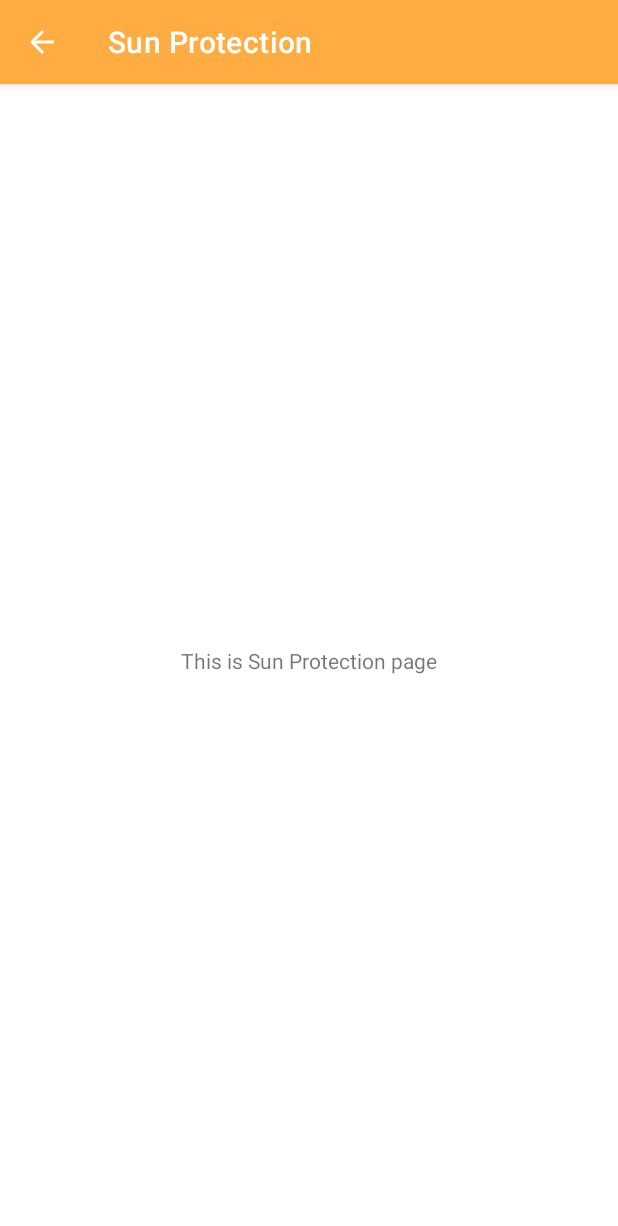
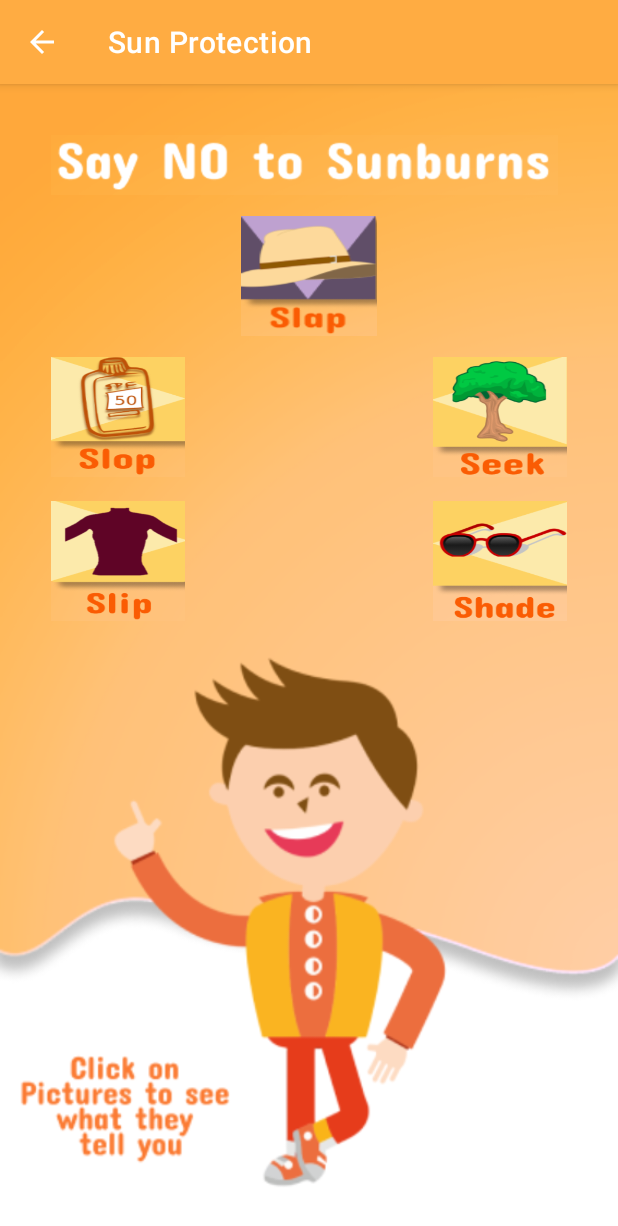
Before and after one commit to ShuangXu-FocusCurrent/UVSafe, an Android app: the SunEduFragment screen opened through its navigation route, after a tap on an icon or button, on a phone screen of 412 x 824 dp. Shown: the top 1226 px of the screen. Run offline under Robolectric (Android 15) with nearby library versions, the light colour scheme and no system bars; our stand-ins replace Volley, navigation-ui; network calls fail.

Commit message:
[UI] Sun protection page Layout files (#88)
* [UI] Sun protection page Layout files

* [UI] Sun protection main activity Layout files

[UI] Fixed linking to Sun protection page

```diff
--- a/app/src/main/AndroidManifest.xml
+++ b/app/src/main/AndroidManifest.xml
@@ -22,26 +22,30 @@
         </activity>
         <activity android:name=".DBUploadActivity"
             android:parentActivityName=".MainActivity"></activity>
+
         <activity android:name=".SlideActivity"
             android:parentActivityName=".MainActivity"
             android:label="Introduction"></activity>
+
         <activity android:name=".MainFunction"
             android:parentActivityName=".SlideActivity"></activity>
-        <activity android:name=".ProtectionActivity"
-            android:parentActivityName=".MainFunction"
-            android:label="Protection Measures"></activity>
+
         <activity android:name=".LocationActivity"
             android:parentActivityName=".MainFunction"
             android:label="Search Location"></activity>
-        <activity android:name=".AboutUVActivity"
+
+        <!--<activity android:name=".AboutUVActivity"
             android:parentActivityName=".MainFunction"
-            android:label="About UV"></activity>
+            android:label="About UV"></activity>-->
+
         <activity android:name=".AboutSunscreensActivity"
             android:parentActivityName=".MainFunction"
             android:label="About Sunscreens"></activity>
-        <activity android:name=".SunProtectionActivity"
+
+        <activity android:name=".ProtectionActivity"
             android:parentActivityName=".MainFunction"
             android:label="Sun Protection"></activity>
+
         <receiver android:name=".AlarmReceiver"/>
     </application>
 
--- a/app/src/main/java/com/e/uvsafeaustralia/ProtectionActivity.java
+++ b/app/src/main/java/com/e/uvsafeaustralia/ProtectionActivity.java
@@ -1,17 +1,13 @@
 package com.e.uvsafeaustralia;
 
-import androidx.activity.OnBackPressedCallback;
+import android.os.Bundle;
+
 import androidx.appcompat.app.AppCompatActivity;
 
-import android.content.Intent;
-import android.os.Bundle;
-
 public class ProtectionActivity extends AppCompatActivity {
-
     @Override
     protected void onCreate(Bundle savedInstanceState) {
         super.onCreate(savedInstanceState);
-        setContentView(R.layout.activity_protection);
-
+        setContentView(R.layout.sun_protection_page);
     }
 }
--- a/app/src/main/java/com/e/uvsafeaustralia/SunProtectionActivity.java
+++ /dev/null
@@ -1,13 +0,0 @@
-package com.e.uvsafeaustralia;
-
-import android.os.Bundle;
-
-import androidx.appcompat.app.AppCompatActivity;
-
-public class SunProtectionActivity extends AppCompatActivity {
-    @Override
-    protected void onCreate(Bundle savedInstanceState) {
-        super.onCreate(savedInstanceState);
-        setContentView(R.layout.activity_sun_protection);
-    }
-}
--- a/app/src/main/java/com/e/uvsafeaustralia/fragment/SunEduFragment.java
+++ b/app/src/main/java/com/e/uvsafeaustralia/fragment/SunEduFragment.java
@@ -11,12 +11,9 @@ import android.view.View;
 import android.view.ViewGroup;
 
 import com.e.uvsafeaustralia.AboutSunscreensActivity;
-import com.e.uvsafeaustralia.AboutUVActivity;
-import com.e.uvsafeaustralia.LocationActivity;
-import com.e.uvsafeaustralia.R;
+/*import com.e.uvsafeaustralia.AboutUVActivity;*/
 
-import com.e.uvsafeaustralia.SunProtectionActivity;
-import com.e.uvsafeaustralia.databinding.FragmentHomePageBinding;
+import com.e.uvsafeaustralia.ProtectionActivity;
 import com.e.uvsafeaustralia.databinding.FragmentSunEduBinding;
 
 /**
@@ -39,7 +36,7 @@ public class SunEduFragment extends Fragment {
         binding = FragmentSunEduBinding.inflate(inflater, container, false);
         View root = binding.getRoot();
 
-        binding.aboutUVButton.setOnClickListener(new View.OnClickListener() {
+        /*binding.aboutUVButton.setOnClickListener(new View.OnClickListener() {
             @Override
             public void onClick(View v) {
                 Intent intent = new Intent(getActivity(), AboutUVActivity.class);
@@ -47,12 +44,12 @@ public class SunEduFragment extends Fragment {
                 ((Activity) getActivity()).overridePendingTransition(0, 0);
 
             }
-        });
+        });*/
 
         binding.sunProtectionButton.setOnClickListener(new View.OnClickListener() {
             @Override
             public void onClick(View v) {
-                Intent intent = new Intent(getActivity(), SunProtectionActivity.class);
+                Intent intent = new Intent(getActivity(), ProtectionActivity.class);
                 startActivity(intent );
                 ((Activity) getActivity()).overridePendingTransition(0, 0);
 
--- a/app/src/main/res/layout/fragment_sun_edu.xml
+++ b/app/src/main/res/layout/fragment_sun_edu.xml
@@ -33,9 +33,7 @@
                     android:layout_columnSpan="2"
                     android:layout_columnWeight="1"
                     android:layout_gravity="fill_horizontal"
-                    android:layout_marginTop="30dp"
                     android:layout_marginRight="10dp"
-                    android:layout_marginBottom="30dp"
                     android:background="@drawable/edu_page_header_text"
                     android:gravity="center" />
 
--- /dev/null
+++ b/app/src/main/res/layout/sun_protection_page.xml
@@ -0,0 +1,135 @@
+<?xml version="1.0" encoding="utf-8"?>
+<FrameLayout xmlns:android="http://schemas.android.com/apk/res/android"
+    xmlns:app="http://schemas.android.com/apk/res-auto"
+    xmlns:tools="http://schemas.android.com/tools"
+    android:layout_width="match_parent"
+    android:layout_height="match_parent"
+    tools:context=".fragment.SunEduFragment">
+
+    <androidx.constraintlayout.widget.ConstraintLayout
+        android:id="@+id/sun_protection_layout"
+        android:layout_width="match_parent"
+        android:layout_height="match_parent"
+        android:background="@drawable/sun_protection_bg">
+
+        <ScrollView
+            android:id="@+id/scroll_view_sun_protection_page"
+            android:layout_width="0dp"
+            android:layout_height="wrap_content"
+            app:layout_constraintEnd_toEndOf="parent"
+            app:layout_constraintHorizontal_bias="0.0"
+            app:layout_constraintStart_toStartOf="parent"
+            app:layout_constraintTop_toTopOf="parent">
+
+            <GridLayout
+                android:layout_width="match_parent"
+                android:layout_height="wrap_content"
+                android:columnCount="3"
+                android:padding="30dp"
+                android:rowCount="4"
+                android:useDefaultMargins="true">
+
+                <TextView
+                    android:layout_width="0dp"
+                    android:layout_height="40dp"
+                    android:layout_columnSpan="3"
+                    android:layout_columnWeight="1"
+                    android:layout_gravity="fill_horizontal"
+                    android:layout_marginRight="10dp"
+                    android:layout_marginBottom="10dp"
+                    android:background="@drawable/sun_protection_header"
+                    android:gravity="center" />
+
+                <TextView
+                    android:layout_width="0dp"
+                    android:layout_height="80dp"
+                    android:layout_columnWeight="1"
+                    android:layout_gravity="fill_horizontal"
+                    android:layout_marginRight="25dp"
+                    android:layout_marginBottom="10dp"
+                    android:gravity="center" />
+
+                <ImageButton
+                    android:id="@+id/slap_button"
+                    android:layout_width="0dp"
+                    android:layout_height="80dp"
+                    android:layout_columnWeight="1"
+                    android:layout_gravity="fill_horizontal"
+                    android:layout_marginLeft="12dp"
+                    android:layout_marginRight="12dp"
+                    android:layout_marginBottom="10dp"
+                    android:background="@drawable/slap"
+                    android:gravity="center" />
+
+                <TextView
+                    android:layout_width="0dp"
+                    android:layout_height="80dp"
+                    android:layout_columnWeight="1"
+                    android:layout_gravity="fill_horizontal"
+                    android:layout_marginLeft="25dp"
+                    android:layout_marginBottom="10dp"
+                    android:gravity="center" />
+
+                <ImageButton
+                    android:id="@+id/slop_button"
+                    android:layout_width="0dp"
+                    android:layout_height="80dp"
+                    android:layout_columnWeight="1"
+                    android:layout_gravity="fill_horizontal"
+                    android:layout_marginRight="25dp"
+                    android:layout_marginBottom="12dp"
+                    android:background="@drawable/slop"
+                    android:gravity="center" />
+
+                <TextView
+                    android:id="@+id/sun_protection_message"
+                    android:layout_width="0dp"
+                    android:layout_height="80dp"
+                    android:layout_columnWeight="1"
+                    android:layout_gravity="fill_horizontal"
+                    android:layout_marginLeft="12.5dp"
+                    android:layout_marginRight="12.5dp"
+                    android:gravity="center" />
+
+                <ImageButton
+                    android:id="@+id/seek_button"
+                    android:layout_width="0dp"
+                    android:layout_height="80dp"
+                    android:layout_columnWeight="1"
+                    android:layout_gravity="fill_horizontal"
+                    android:layout_marginLeft="25dp"
+                    android:background="@drawable/seek"
+                    android:gravity="center" />
+
+                <ImageButton
+                    android:id="@+id/slip_button"
+                    android:layout_width="0dp"
+                    android:layout_height="80dp"
+                    android:layout_columnWeight="1"
+                    android:layout_gravity="fill_horizontal"
+                    android:layout_marginRight="25dp"
+                android:background="@drawable/slip"
+                android:gravity="center" />
+
+                <TextView
+                    android:layout_width="0dp"
+                    android:layout_height="80dp"
+                    android:layout_columnWeight="1"
+                    android:layout_gravity="fill_horizontal"
+                    android:layout_marginLeft="12.5dp"
+                    android:layout_marginRight="12.5dp"
+                    android:gravity="center" />
+
+                <ImageButton
+                    android:id="@+id/shade_button"
+                    android:layout_width="0dp"
+                    android:layout_height="80dp"
+                    android:layout_columnWeight="1"
+                    android:layout_gravity="fill_horizontal"
+                    android:layout_marginLeft="25dp"
+                    android:background="@drawable/shade"
+                    android:gravity="center" />
+            </GridLayout>
+        </ScrollView>
+    </androidx.constraintlayout.widget.ConstraintLayout>
+</FrameLayout>
```
Also changed, not shown: app/src/main/res/drawable/b3.png (added), app/src/main/res/drawable/boy_image.png (added), app/src/main/res/drawable/seek.PNG (added), app/src/main/res/drawable/shade.PNG (added), app/src/main/res/drawable/slap.PNG (added), app/src/main/res/drawable/slip.PNG (added), app/src/main/res/drawable/slop.PNG (added), app/src/main/res/drawable/sun_protection_bg.PNG (added), app/src/main/res/drawable/sun_protection_header.PNG (added).
